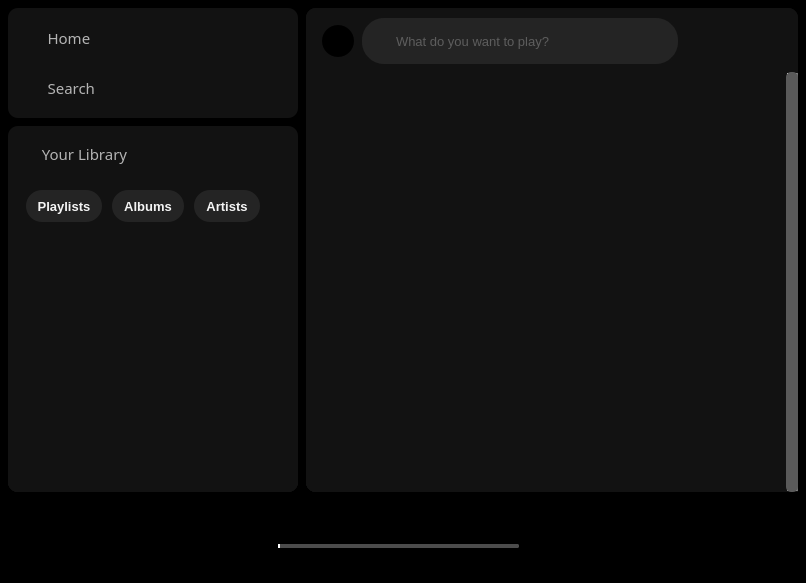
This is ui/mainwindow.ui in TomasTNunes/AudioStreamer as Qt 5 draws it before an edit. The edited form follows.
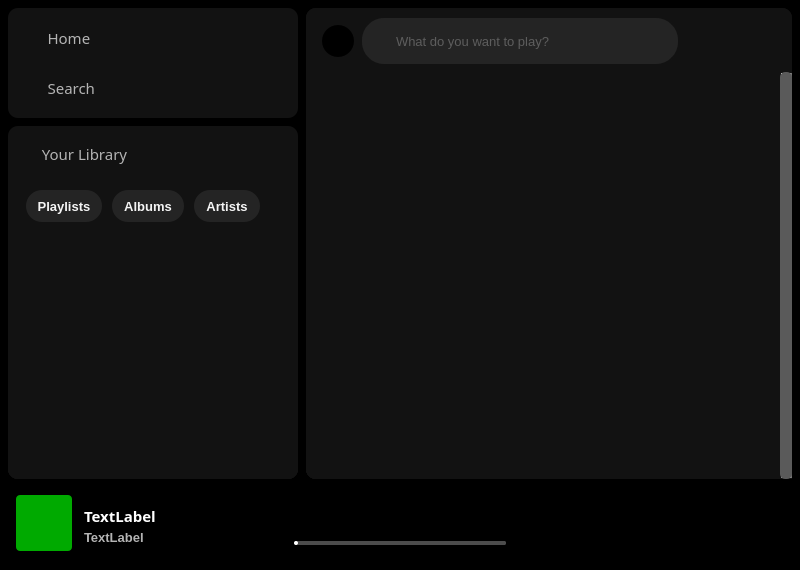
This is the edited form. Icons and pictures are not drawn. Custom widgets are drawn as their Qt base class.

```diff
--- a/ui/mainwindow.ui
+++ b/ui/mainwindow.ui
@@ -6,8 +6,8 @@
    <rect>
     <x>0</x>
     <y>0</y>
-    <width>806</width>
-    <height>583</height>
+    <width>800</width>
+    <height>570</height>
    </rect>
   </property>
   <property name="minimumSize">
@@ -43,77 +43,6 @@
     <property name="spacing">
      <number>8</number>
     </property>
-    <item row="1" column="0" colspan="2">
-     <widget class="QWidget" name="bottomWidget" native="true">
-      <property name="sizePolicy">
-       <sizepolicy hsizetype="Expanding" vsizetype="Fixed">
-        <horstretch>0</horstretch>
-        <verstretch>0</verstretch>
-       </sizepolicy>
-      </property>
-      <property name="minimumSize">
-       <size>
-        <width>0</width>
-        <height>75</height>
-       </size>
-      </property>
-      <property name="styleSheet">
-       <string notr="true">/*background-color: rgb(170, 170, 127);*/</string>
-      </property>
-      <widget class="HoverSlider" name="horizontalSlider">
-       <property name="geometry">
-        <rect>
-         <x>270</x>
-         <y>40</y>
-         <width>241</width>
-         <height>12</height>
-        </rect>
-       </property>
-       <property name="styleSheet">
-        <string notr="true">QSlider::groove:horizontal {
-                background: rgb(76, 76, 76); /* Grey for the background */
-                height: 4px; /* Thickness of the slider */
-                border-radius: 2px; /* Rounded edges */
-                }
-
-                QSlider::add-page:horizontal  {
-                background: rgb(76, 76, 76);
-                        height: 4px; /* Thickness of the slider */
-                border-radius: 2px; /* Rounded edges */
-                }
-
-                QSlider::sub-page:horizontal  {
-                background: rgb(255, 255, 255);
-                        height: 4px; /* Thickness of the slider */
-                border-radius: 2px; /* Rounded edges */
-                }
-
-                QSlider::handle:horizontal  {
-                background: transparent; 
-                width: 12px;
-                height: 6px;
-                margin: -4px -5;
-                border-radius: 6px;
-                }</string>
-       </property>
-       <property name="maximum">
-        <number>100</number>
-       </property>
-       <property name="tracking">
-        <bool>true</bool>
-       </property>
-       <property name="orientation">
-        <enum>Qt::Orientation::Horizontal</enum>
-       </property>
-       <property name="invertedAppearance">
-        <bool>false</bool>
-       </property>
-       <property name="invertedControls">
-        <bool>false</bool>
-       </property>
-      </widget>
-     </widget>
-    </item>
     <item row="0" column="0">
      <layout class="QVBoxLayout" name="leftVLayout">
       <property name="spacing">
@@ -703,7 +632,7 @@
               <x>0</x>
               <y>0</y>
               <width>290</width>
-              <height>260</height>
+              <height>247</height>
              </rect>
             </property>
            </widget>
@@ -722,6 +651,12 @@
         <verstretch>0</verstretch>
        </sizepolicy>
       </property>
+      <property name="minimumSize">
+       <size>
+        <width>0</width>
+        <height>470</height>
+       </size>
+      </property>
       <property name="styleSheet">
        <string notr="true">border-radius: 10px;
 background-color: rgb(18, 18, 18);
@@ -980,8 +915,8 @@
             <rect>
              <x>0</x>
              <y>0</y>
-             <width>478</width>
-             <height>420</height>
+             <width>472</width>
+             <height>407</height>
             </rect>
            </property>
            <property name="styleSheet">
@@ -1011,6 +946,879 @@
       </widget>
      </widget>
     </item>
+    <item row="1" column="0" colspan="2">
+     <widget class="QWidget" name="bottomWidget" native="true">
+      <property name="sizePolicy">
+       <sizepolicy hsizetype="Expanding" vsizetype="Fixed">
+        <horstretch>0</horstretch>
+        <verstretch>0</verstretch>
+       </sizepolicy>
+      </property>
+      <property name="minimumSize">
+       <size>
+        <width>0</width>
+        <height>75</height>
+       </size>
+      </property>
+      <property name="styleSheet">
+       <string notr="true">/*background-color: rgb(170, 170, 127);*/</string>
+      </property>
+      <layout class="QHBoxLayout" name="horizontalLayout_3">
+       <property name="spacing">
+        <number>16</number>
+       </property>
+       <property name="leftMargin">
+        <number>0</number>
+       </property>
+       <property name="topMargin">
+        <number>0</number>
+       </property>
+       <property name="rightMargin">
+        <number>0</number>
+       </property>
+       <property name="bottomMargin">
+        <number>0</number>
+       </property>
+       <item>
+        <widget class="QWidget" name="BWleftWidget" native="true">
+         <property name="sizePolicy">
+          <sizepolicy hsizetype="Preferred" vsizetype="Fixed">
+           <horstretch>0</horstretch>
+           <verstretch>0</verstretch>
+          </sizepolicy>
+         </property>
+         <property name="minimumSize">
+          <size>
+           <width>230</width>
+           <height>0</height>
+          </size>
+         </property>
+         <property name="maximumSize">
+          <size>
+           <width>16777215</width>
+           <height>75</height>
+          </size>
+         </property>
+         <layout class="QHBoxLayout" name="horizontalLayout_4">
+          <property name="spacing">
+           <number>12</number>
+          </property>
+          <property name="leftMargin">
+           <number>8</number>
+          </property>
+          <property name="topMargin">
+           <number>8</number>
+          </property>
+          <property name="rightMargin">
+           <number>0</number>
+          </property>
+          <property name="bottomMargin">
+           <number>11</number>
+          </property>
+          <item>
+           <widget class="QLabel" name="iconLabel">
+            <property name="sizePolicy">
+             <sizepolicy hsizetype="Fixed" vsizetype="Fixed">
+              <horstretch>0</horstretch>
+              <verstretch>0</verstretch>
+             </sizepolicy>
+            </property>
+            <property name="minimumSize">
+             <size>
+              <width>56</width>
+              <height>56</height>
+             </size>
+            </property>
+            <property name="maximumSize">
+             <size>
+              <width>56</width>
+              <height>56</height>
+             </size>
+            </property>
+            <property name="styleSheet">
+             <string notr="true">background-color: rgb(0, 170, 0);
+border-radius: 4px;</string>
+            </property>
+            <property name="text">
+             <string/>
+            </property>
+           </widget>
+          </item>
+          <item>
+           <widget class="QWidget" name="BWLrightWidget" native="true">
+            <property name="sizePolicy">
+             <sizepolicy hsizetype="Preferred" vsizetype="Fixed">
+              <horstretch>0</horstretch>
+              <verstretch>0</verstretch>
+             </sizepolicy>
+            </property>
+            <layout class="QVBoxLayout" name="verticalLayout_5">
+             <property name="spacing">
+              <number>0</number>
+             </property>
+             <property name="leftMargin">
+              <number>0</number>
+             </property>
+             <property name="topMargin">
+              <number>10</number>
+             </property>
+             <property name="rightMargin">
+              <number>0</number>
+             </property>
+             <property name="bottomMargin">
+              <number>4</number>
+             </property>
+             <item>
+              <widget class="QLabel" name="musicLabel">
+               <property name="sizePolicy">
+                <sizepolicy hsizetype="Maximum" vsizetype="Fixed">
+                 <horstretch>0</horstretch>
+                 <verstretch>0</verstretch>
+                </sizepolicy>
+               </property>
+               <property name="minimumSize">
+                <size>
+                 <width>0</width>
+                 <height>22</height>
+                </size>
+               </property>
+               <property name="maximumSize">
+                <size>
+                 <width>16777215</width>
+                 <height>22</height>
+                </size>
+               </property>
+               <property name="font">
+                <font>
+                 <family>Segoe UI Black</family>
+                 <pointsize>11</pointsize>
+                 <bold>true</bold>
+                </font>
+               </property>
+               <property name="styleSheet">
+                <string notr="true">color: rgb(255, 255, 255);
+background-color: none;</string>
+               </property>
+               <property name="text">
+                <string>TextLabel</string>
+               </property>
+              </widget>
+             </item>
+             <item>
+              <widget class="QLabel" name="artistLabel">
+               <property name="sizePolicy">
+                <sizepolicy hsizetype="Maximum" vsizetype="Fixed">
+                 <horstretch>0</horstretch>
+                 <verstretch>0</verstretch>
+                </sizepolicy>
+               </property>
+               <property name="minimumSize">
+                <size>
+                 <width>0</width>
+                 <height>20</height>
+                </size>
+               </property>
+               <property name="maximumSize">
+                <size>
+                 <width>16777215</width>
+                 <height>20</height>
+                </size>
+               </property>
+               <property name="font">
+                <font>
+                 <pointsize>10</pointsize>
+                 <bold>true</bold>
+                 <underline>false</underline>
+                </font>
+               </property>
+               <property name="cursor">
+                <cursorShape>PointingHandCursor</cursorShape>
+               </property>
+               <property name="styleSheet">
+                <string notr="true">QLabel {
+   color: rgb(180, 180, 180);
+	background-color: none;
+}
+
+
+QLabel:hover {
+	color: rgb(255, 255, 255)
+}</string>
+               </property>
+               <property name="text">
+                <string>TextLabel</string>
+               </property>
+              </widget>
+             </item>
+            </layout>
+           </widget>
+          </item>
+         </layout>
+        </widget>
+       </item>
+       <item>
+        <widget class="QWidget" name="BWcenterWidget" native="true">
+         <property name="sizePolicy">
+          <sizepolicy hsizetype="Preferred" vsizetype="Fixed">
+           <horstretch>0</horstretch>
+           <verstretch>0</verstretch>
+          </sizepolicy>
+         </property>
+         <layout class="QVBoxLayout" name="verticalLayout_4">
+          <property name="spacing">
+           <number>0</number>
+          </property>
+          <property name="leftMargin">
+           <number>0</number>
+          </property>
+          <property name="topMargin">
+           <number>0</number>
+          </property>
+          <property name="rightMargin">
+           <number>0</number>
+          </property>
+          <property name="bottomMargin">
+           <number>0</number>
+          </property>
+          <item>
+           <widget class="QWidget" name="BWCtopWidget" native="true">
+            <layout class="QHBoxLayout" name="horizontalLayout">
+             <property name="spacing">
+              <number>8</number>
+             </property>
+             <property name="leftMargin">
+              <number>8</number>
+             </property>
+             <property name="topMargin">
+              <number>8</number>
+             </property>
+             <property name="rightMargin">
+              <number>8</number>
+             </property>
+             <property name="bottomMargin">
+              <number>8</number>
+             </property>
+             <item>
+              <spacer name="horizontalSpacer">
+               <property name="orientation">
+                <enum>Qt::Orientation::Horizontal</enum>
+               </property>
+               <property name="sizeHint" stdset="0">
+                <size>
+                 <width>40</width>
+                 <height>20</height>
+                </size>
+               </property>
+              </spacer>
+             </item>
+             <item>
+              <widget class="RoundButton" name="shuffleButton">
+               <property name="sizePolicy">
+                <sizepolicy hsizetype="Fixed" vsizetype="Fixed">
+                 <horstretch>0</horstretch>
+                 <verstretch>0</verstretch>
+                </sizepolicy>
+               </property>
+               <property name="minimumSize">
+                <size>
+                 <width>32</width>
+                 <height>32</height>
+                </size>
+               </property>
+               <property name="maximumSize">
+                <size>
+                 <width>32</width>
+                 <height>32</height>
+                </size>
+               </property>
+               <property name="font">
+                <font>
+                 <pointsize>10</pointsize>
+                 <fontweight>DemiBold</fontweight>
+                </font>
+               </property>
+               <property name="cursor">
+                <cursorShape>PointingHandCursor</cursorShape>
+               </property>
+               <property name="toolTip">
+                <string/>
+               </property>
+               <property name="statusTip">
+                <string/>
+               </property>
+               <property name="whatsThis">
+                <string/>
+               </property>
+               <property name="accessibleName">
+                <string/>
+               </property>
+               <property name="accessibleDescription">
+                <string/>
+               </property>
+               <property name="styleSheet">
+                <string notr="true">QPushButton {
+	background-color: trasnparent;
+	border-radius: 0px;
+}
+
+QPushButton:hover {
+    icon: url(:/assets/buttons/shuffle_hover.png);
+}
+
+QPushButton:pressed  {
+    icon: url(:/assets/buttons/shuffle_pressed2.png);
+}
+
+QPushButton:checked  {
+    icon: url(:/assets/buttons/shuffle_pressed.png);
+}</string>
+               </property>
+               <property name="text">
+                <string/>
+               </property>
+               <property name="icon">
+                <iconset resource="resources.qrc">
+                 <normaloff>:/assets/buttons/shuffle.png</normaloff>:/assets/buttons/shuffle.png</iconset>
+               </property>
+               <property name="iconSize">
+                <size>
+                 <width>32</width>
+                 <height>32</height>
+                </size>
+               </property>
+               <property name="checkable">
+                <bool>true</bool>
+               </property>
+              </widget>
+             </item>
+             <item>
+              <widget class="RoundButton" name="previousTrackButton">
+               <property name="sizePolicy">
+                <sizepolicy hsizetype="Fixed" vsizetype="Fixed">
+                 <horstretch>0</horstretch>
+                 <verstretch>0</verstretch>
+                </sizepolicy>
+               </property>
+               <property name="minimumSize">
+                <size>
+                 <width>32</width>
+                 <height>32</height>
+                </size>
+               </property>
+               <property name="maximumSize">
+                <size>
+                 <width>32</width>
+                 <height>32</height>
+                </size>
+               </property>
+               <property name="font">
+                <font>
+                 <pointsize>10</pointsize>
+                 <fontweight>DemiBold</fontweight>
+                </font>
+               </property>
+               <property name="cursor">
+                <cursorShape>PointingHandCursor</cursorShape>
+               </property>
+               <property name="toolTip">
+                <string/>
+               </property>
+               <property name="statusTip">
+                <string/>
+               </property>
+               <property name="whatsThis">
+                <string/>
+               </property>
+               <property name="accessibleName">
+                <string/>
+               </property>
+               <property name="accessibleDescription">
+                <string/>
+               </property>
+               <property name="styleSheet">
+                <string notr="true">QPushButton {
+	background-color: trasnparent;
+	border-radius: 16px;
+	padding-left: 0px;
+}
+
+QPushButton:hover {
+    icon: url(:/assets/buttons/previousTrack_hover.png);
+}
+
+QPushButton:pressed  {
+    icon: url(:/assets/buttons/previousTrack_pressed.png);
+}</string>
+               </property>
+               <property name="text">
+                <string/>
+               </property>
+               <property name="icon">
+                <iconset resource="resources.qrc">
+                 <normaloff>:/assets/buttons/previousTrack.png</normaloff>:/assets/buttons/previousTrack.png</iconset>
+               </property>
+               <property name="iconSize">
+                <size>
+                 <width>16</width>
+                 <height>16</height>
+                </size>
+               </property>
+              </widget>
+             </item>
+             <item>
+              <spacer name="horizontalSpacer_3">
+               <property name="orientation">
+                <enum>Qt::Orientation::Horizontal</enum>
+               </property>
+               <property name="sizeType">
+                <enum>QSizePolicy::Policy::Fixed</enum>
+               </property>
+               <property name="sizeHint" stdset="0">
+                <size>
+                 <width>8</width>
+                 <height>20</height>
+                </size>
+               </property>
+              </spacer>
+             </item>
+             <item>
+              <widget class="RoundButton" name="playButton">
+               <property name="sizePolicy">
+                <sizepolicy hsizetype="Fixed" vsizetype="Fixed">
+                 <horstretch>0</horstretch>
+                 <verstretch>0</verstretch>
+                </sizepolicy>
+               </property>
+               <property name="minimumSize">
+                <size>
+                 <width>32</width>
+                 <height>32</height>
+                </size>
+               </property>
+               <property name="maximumSize">
+                <size>
+                 <width>32</width>
+                 <height>32</height>
+                </size>
+               </property>
+               <property name="font">
+                <font>
+                 <pointsize>10</pointsize>
+                 <fontweight>DemiBold</fontweight>
+                </font>
+               </property>
+               <property name="cursor">
+                <cursorShape>PointingHandCursor</cursorShape>
+               </property>
+               <property name="toolTip">
+                <string/>
+               </property>
+               <property name="statusTip">
+                <string/>
+               </property>
+               <property name="whatsThis">
+                <string/>
+               </property>
+               <property name="accessibleName">
+                <string/>
+               </property>
+               <property name="accessibleDescription">
+                <string/>
+               </property>
+               <property name="styleSheet">
+                <string notr="true">QPushButton {
+	/*background-color: rgb(255, 255, 255);*/
+	border-radius: 16px;
+	padding-left: 3px;
+	background-color: transparent;
+    background: qradialgradient(
+        cx:0.5, cy:0.5, radius: 0.5,
+        fx:0.5, fy:0.5,
+        stop:0 rgba(255, 255, 255, 255),
+        stop:0.94 rgba(255, 255, 255, 255),
+		 stop:0.99 rgba(255, 255, 255, 0),
+        stop:1 rgba(255, 255, 255, 0)
+    );
+}
+
+QPushButton:hover {
+background-color: rgb(255, 255, 255);
+}
+
+QPushButton:pressed  {
+	background-color: transparent;
+    background: qradialgradient(
+        cx:0.5, cy:0.5, radius: 0.5,
+        fx:0.5, fy:0.5,
+        stop:0 rgba(180, 180, 180, 180),
+        stop:0.94 rgba(180, 180, 180, 180),
+		 stop:0.99 rgba(180, 180, 180, 0),
+        stop:1 rgba(180, 180, 180, 0)
+    );
+}
+
+QPushButton:checked  {
+    icon: url(:/assets/buttons/pause.png);
+	padding-left: 0px;
+}</string>
+               </property>
+               <property name="text">
+                <string/>
+               </property>
+               <property name="icon">
+                <iconset resource="resources.qrc">
+                 <normaloff>:/assets/buttons/play.png</normaloff>:/assets/buttons/play.png</iconset>
+               </property>
+               <property name="iconSize">
+                <size>
+                 <width>16</width>
+                 <height>16</height>
+                </size>
+               </property>
+               <property name="checkable">
+                <bool>true</bool>
+               </property>
+              </widget>
+             </item>
+             <item>
+              <spacer name="horizontalSpacer_4">
+               <property name="orientation">
+                <enum>Qt::Orientation::Horizontal</enum>
+               </property>
+               <property name="sizeType">
+                <enum>QSizePolicy::Policy::Fixed</enum>
+               </property>
+               <property name="sizeHint" stdset="0">
+                <size>
+                 <width>8</width>
+                 <height>20</height>
+                </size>
+               </property>
+              </spacer>
+             </item>
+             <item>
+              <widget class="RoundButton" name="nextTrackButton">
+               <property name="sizePolicy">
+                <sizepolicy hsizetype="Fixed" vsizetype="Fixed">
+                 <horstretch>0</horstretch>
+                 <verstretch>0</verstretch>
+                </sizepolicy>
+               </property>
+               <property name="minimumSize">
+                <size>
+                 <width>32</width>
+                 <height>32</height>
+                </size>
+               </property>
+               <property name="maximumSize">
+                <size>
+                 <width>32</width>
+                 <height>32</height>
+                </size>
+               </property>
+               <property name="font">
+                <font>
+                 <pointsize>10</pointsize>
+                 <fontweight>DemiBold</fontweight>
+                </font>
+               </property>
+               <property name="cursor">
+                <cursorShape>PointingHandCursor</cursorShape>
+               </property>
+               <property name="toolTip">
+                <string/>
+               </property>
+               <property name="statusTip">
+                <string/>
+               </property>
+               <property name="whatsThis">
+                <string/>
+               </property>
+               <property name="accessibleName">
+                <string/>
+               </property>
+               <property name="accessibleDescription">
+                <string/>
+               </property>
+               <property name="styleSheet">
+                <string notr="true">QPushButton {
+	background-color: trasnparent;
+	border-radius: 16px;
+	padding-left: 3px;
+}
+
+QPushButton:hover {
+    icon: url(:/assets/buttons/nextTrack_hover.png);
+}
+
+QPushButton:pressed  {
+    icon: url(:/assets/buttons/nextTrack_pressed.png);
+}
+</string>
+               </property>
+               <property name="text">
+                <string/>
+               </property>
+               <property name="icon">
+                <iconset resource="resources.qrc">
+                 <normaloff>:/assets/buttons/nextTrack.png</normaloff>:/assets/buttons/nextTrack.png</iconset>
+               </property>
+               <property name="iconSize">
+                <size>
+                 <width>16</width>
+                 <height>16</height>
+                </size>
+               </property>
+              </widget>
+             </item>
+             <item>
+              <widget class="LoopButton" name="loopButton">
+               <property name="enabled">
+                <bool>true</bool>
+               </property>
+               <property name="sizePolicy">
+                <sizepolicy hsizetype="Fixed" vsizetype="Fixed">
+                 <horstretch>0</horstretch>
+                 <verstretch>0</verstretch>
+                </sizepolicy>
+               </property>
+               <property name="minimumSize">
+                <size>
+                 <width>32</width>
+                 <height>32</height>
+                </size>
+               </property>
+               <property name="maximumSize">
+                <size>
+                 <width>32</width>
+                 <height>32</height>
+                </size>
+               </property>
+               <property name="font">
+                <font>
+                 <pointsize>10</pointsize>
+                 <fontweight>DemiBold</fontweight>
+                </font>
+               </property>
+               <property name="cursor">
+                <cursorShape>PointingHandCursor</cursorShape>
+               </property>
+               <property name="toolTip">
+                <string/>
+               </property>
+               <property name="statusTip">
+                <string/>
+               </property>
+               <property name="whatsThis">
+                <string/>
+               </property>
+               <property name="accessibleName">
+                <string/>
+               </property>
+               <property name="accessibleDescription">
+                <string/>
+               </property>
+               <property name="styleSheet">
+                <string notr="true">QPushButton {
+	background-color: transparent;
+	border-radius: 0px;
+}
+QPushButton:hover {
+    icon: url(:/assets/buttons/loop_hover.png);
+}
+QPushButton:pressed  {
+    icon: url(:/assets/buttons/loop_pressed.png);
+}
+QPushButton:checked  {
+    icon: url(:/assets/buttons/loop_checked.png);
+}</string>
+               </property>
+               <property name="text">
+                <string/>
+               </property>
+               <property name="icon">
+                <iconset resource="resources.qrc">
+                 <normaloff>:/assets/buttons/loop.png</normaloff>:/assets/buttons/loop.png</iconset>
+               </property>
+               <property name="iconSize">
+                <size>
+                 <width>32</width>
+                 <height>32</height>
+                </size>
+               </property>
+               <property name="checkable">
+                <bool>true</bool>
+               </property>
+              </widget>
+             </item>
+             <item>
+              <spacer name="horizontalSpacer_2">
+               <property name="orientation">
+                <enum>Qt::Orientation::Horizontal</enum>
+               </property>
+               <property name="sizeHint" stdset="0">
+                <size>
+                 <width>40</width>
+                 <height>20</height>
+                </size>
+               </property>
+              </spacer>
+             </item>
+            </layout>
+           </widget>
+          </item>
+          <item>
+           <widget class="QWidget" name="BWCbottomWidget" native="true">
+            <layout class="QHBoxLayout" name="horizontalLayout_2">
+             <property name="spacing">
+              <number>8</number>
+             </property>
+             <property name="leftMargin">
+              <number>8</number>
+             </property>
+             <property name="topMargin">
+              <number>0</number>
+             </property>
+             <property name="rightMargin">
+              <number>8</number>
+             </property>
+             <property name="bottomMargin">
+              <number>10</number>
+             </property>
+             <item>
+              <widget class="QLabel" name="timeLabel">
+               <property name="sizePolicy">
+                <sizepolicy hsizetype="Maximum" vsizetype="Fixed">
+                 <horstretch>0</horstretch>
+                 <verstretch>0</verstretch>
+                </sizepolicy>
+               </property>
+               <property name="minimumSize">
+                <size>
+                 <width>0</width>
+                 <height>17</height>
+                </size>
+               </property>
+               <property name="styleSheet">
+                <string notr="true"/>
+               </property>
+               <property name="text">
+                <string>0:00</string>
+               </property>
+              </widget>
+             </item>
+             <item>
+              <widget class="HoverSlider" name="playTimeSlider">
+               <property name="minimumSize">
+                <size>
+                 <width>0</width>
+                 <height>17</height>
+                </size>
+               </property>
+               <property name="maximumSize">
+                <size>
+                 <width>16777215</width>
+                 <height>17</height>
+                </size>
+               </property>
+               <property name="styleSheet">
+                <string notr="true">QSlider {
+	background-color: transparent;
+}
+
+QSlider::groove:horizontal {
+                background: rgb(76, 76, 76); /* Grey for the background */
+                height: 4px; /* Thickness of the slider */
+                border-radius: 2px; /* Rounded edges */
+                }
+
+                QSlider::add-page:horizontal  {
+                background: rgb(76, 76, 76);
+                        height: 4px; /* Thickness of the slider */
+                border-radius: 2px; /* Rounded edges */
+                }
+
+                QSlider::sub-page:horizontal  {
+                background: rgb(255, 255, 255);
+                        height: 4px; /* Thickness of the slider */
+                border-radius: 2px; /* Rounded edges */
+                }
+
+                QSlider::handle:horizontal  {
+                background: transparent; 
+                width: 12px;
+                height: 6px;
+                margin: -4px -3px;
+                border-radius: 6px;
+                }</string>
+               </property>
+               <property name="maximum">
+                <number>100</number>
+               </property>
+               <property name="tracking">
+                <bool>true</bool>
+               </property>
+               <property name="orientation">
+                <enum>Qt::Orientation::Horizontal</enum>
+               </property>
+               <property name="invertedAppearance">
+                <bool>false</bool>
+               </property>
+               <property name="invertedControls">
+                <bool>false</bool>
+               </property>
+              </widget>
+             </item>
+             <item>
+              <widget class="QLabel" name="durationLabel">
+               <property name="sizePolicy">
+                <sizepolicy hsizetype="Maximum" vsizetype="Fixed">
+                 <horstretch>0</horstretch>
+                 <verstretch>0</verstretch>
+                </sizepolicy>
+               </property>
+               <property name="minimumSize">
+                <size>
+                 <width>0</width>
+                 <height>17</height>
+                </size>
+               </property>
+               <property name="text">
+                <string>3:59</string>
+               </property>
+              </widget>
+             </item>
+            </layout>
+           </widget>
+          </item>
+         </layout>
+        </widget>
+       </item>
+       <item>
+        <widget class="QWidget" name="BWrightWidget" native="true">
+         <property name="sizePolicy">
+          <sizepolicy hsizetype="Preferred" vsizetype="Fixed">
+           <horstretch>0</horstretch>
+           <verstretch>0</verstretch>
+          </sizepolicy>
+         </property>
+         <property name="minimumSize">
+          <size>
+           <width>230</width>
+           <height>75</height>
+          </size>
+         </property>
+         <property name="maximumSize">
+          <size>
+           <width>16777215</width>
+           <height>75</height>
+          </size>
+         </property>
+        </widget>
+       </item>
+      </layout>
+     </widget>
+    </item>
    </layout>
   </widget>
  </widget>
@@ -1020,6 +1828,16 @@
    <extends>QSlider</extends>
    <header>hoverslider</header>
   </customwidget>
+  <customwidget>
+   <class>RoundButton</class>
+   <extends>QPushButton</extends>
+   <header>roundbutton</header>
+  </customwidget>
+  <customwidget>
+   <class>LoopButton</class>
+   <extends>QPushButton</extends>
+   <header>loopbutton</header>
+  </customwidget>
  </customwidgets>
  <resources>
   <include location="resources.qrc"/>
```
Left out of the diff: 6 changed lines with no effect on the pictures.
